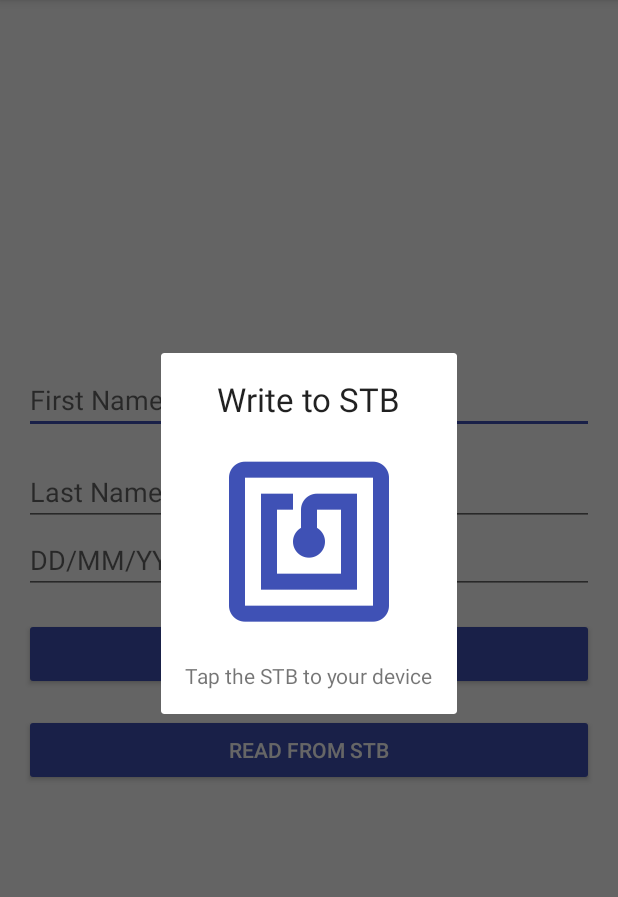
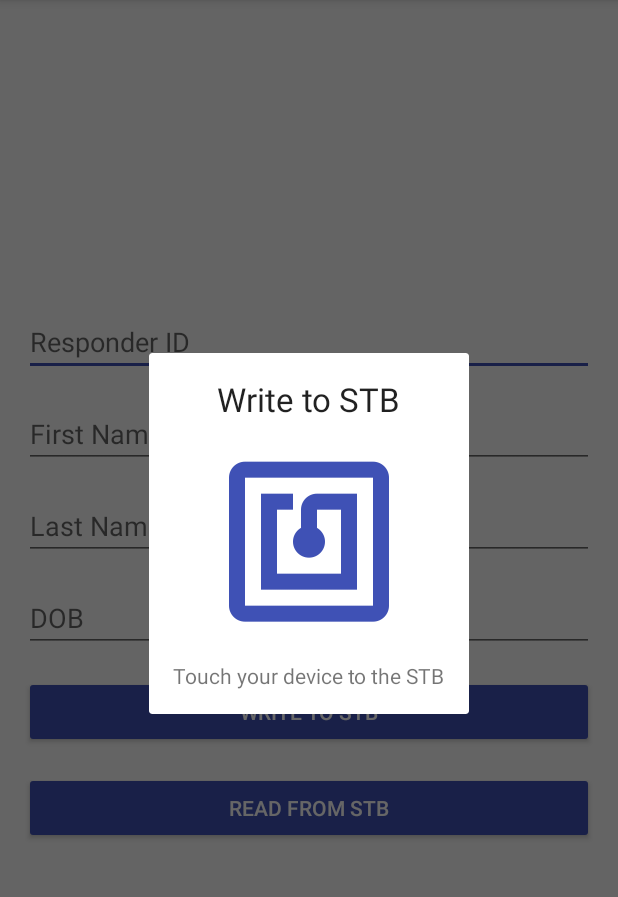
Before and after one commit to noah-johnson/Capstone, an Android app: the screen it shows after launch (MainActivity), after a tap on "WRITE TO STB", on a phone screen of 412 x 824 dp, the part 84-981 px from its top. Run offline under Robolectric (Android 15) with nearby library versions, the phone set to English and light mode, and no system bars.

Commit message:
cleanup for demo

```diff
--- a/STB/NFC/app/src/main/res/layout/activity_main.xml
+++ b/STB/NFC/app/src/main/res/layout/activity_main.xml
@@ -12,9 +12,18 @@
     tools:context="com.slackpack.nfc.MainActivity">
 
     <EditText
+        android:id="@+id/et_responder_id"
+        android:layout_width="match_parent"
+        android:layout_height="wrap_content"
+        android:inputType="text"
+        android:hint="@string/hint_message_responder_id"/>
+
+    <EditText
         android:id="@+id/et_patient_first_name"
         android:layout_width="match_parent"
         android:layout_height="wrap_content"
+        android:layout_below="@+id/et_responder_id"
+        android:layout_marginTop="@dimen/activity_horizontal_margin"
         android:inputType="text"
         android:hint="@string/hint_message_first_name"/>
 
@@ -32,6 +41,7 @@
         android:layout_width="match_parent"
         android:layout_height="wrap_content"
         android:layout_below="@id/et_patient_last_name"
+        android:layout_marginTop="@dimen/activity_horizontal_margin"
         android:focusable="false"
         android:inputType="date"
         android:hint="@string/hint_message_dob"/>
--- a/STB/NFC/app/src/main/res/values/strings.xml
+++ b/STB/NFC/app/src/main/res/values/strings.xml
@@ -6,8 +6,9 @@
     <string name="message_tag_detected">STB Detected</string>
     <string name="message_read_tag">Read from STB</string>
     <string name="message_write_tag">Write to STB</string>
-    <string name="message_tap_tag">Tap the STB to your device</string>
+    <string name="message_tap_tag">Touch your device to the STB</string>
+    <string name="hint_message_responder_id">Responder ID</string>
     <string name="hint_message_first_name">First Name</string>
     <string name="hint_message_last_name">Last Name</string>
-    <string name="hint_message_dob">DD/MM/YYYY</string>
+    <string name="hint_message_dob">DOB</string>
 </resources>
```
Also changed, not shown: STB/NFC/app/src/main/java/com/slackpack/nfc/MainActivity.java (+8 -2 lines).
